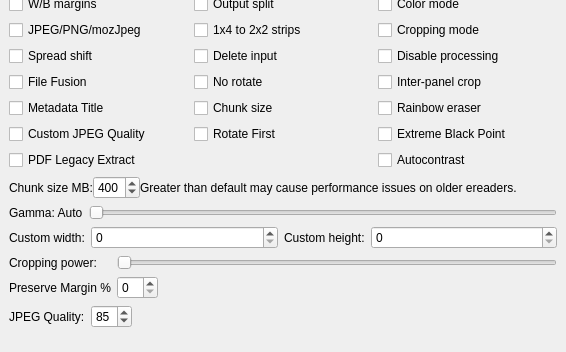
First picture: the form in gui/KCC.ui, repository ciromattia/kcc, before the edit; both pictures show x 0 to 566 and y 403 to 755 of the 566 by 755 pixel window.
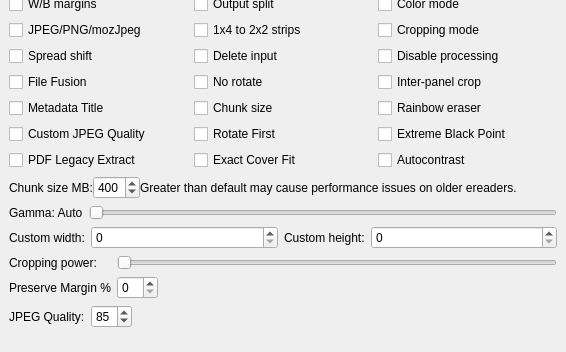
Second picture: the form after the edit. Icons and pictures are not drawn.

Commit message: Add exact cover fit option for device-sized cover cropping

Patch:
```diff
--- a/gui/KCC.ui
+++ b/gui/KCC.ui
@@ -908,6 +908,17 @@
          </property>
         </widget>
        </item>
+       <item row="9" column="1">
+        <widget class="QCheckBox" name="coverExactBox">
+         <property name="toolTip">
+          <string>Resize cover to exact device resolution by center-cropping to aspect ratio first.
+May crop top/bottom or left/right depending on source aspect ratio.</string>
+         </property>
+         <property name="text">
+          <string>Exact Cover Fit</string>
+         </property>
+        </widget>
+       </item>
       </layout>
      </widget>
     </item>
```
Left out of the diff: 1 changed line with no effect on the pictures. The commit also changes 5 other files.
